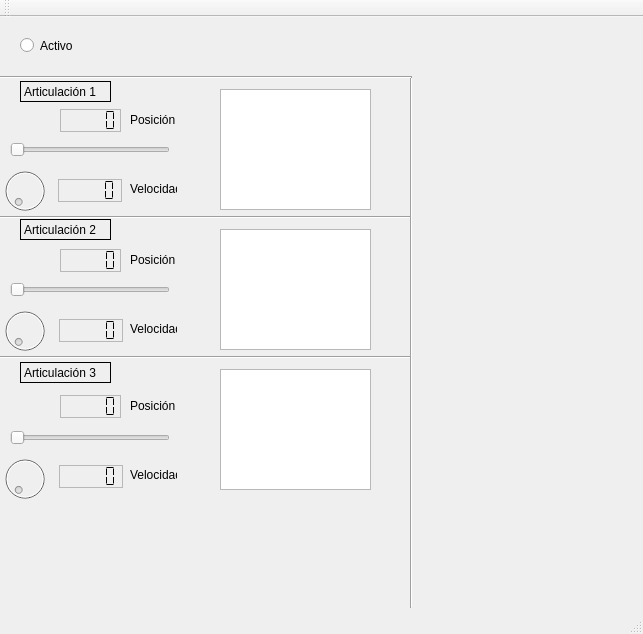
Qt form pooD-old/mainwindow.ui (gabrielquiroga/POO---Integrador) before a commit.
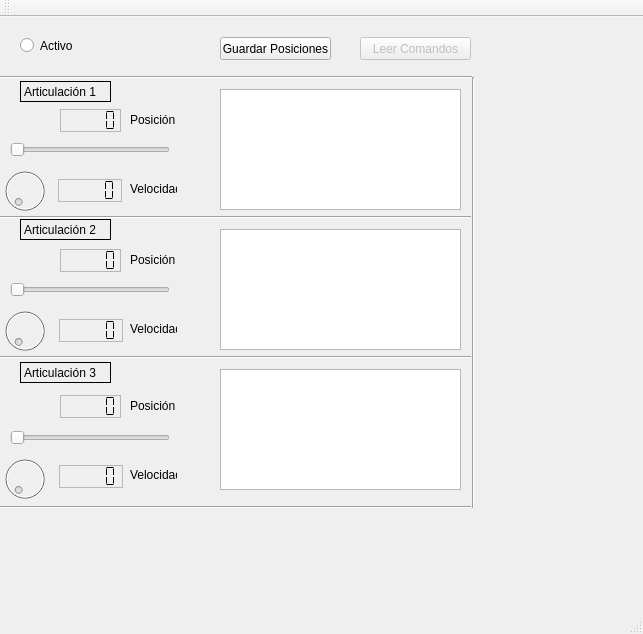
The same form after that commit.

Commit message: leer el README dentro del pooD-old

The edit to the form file:
```diff
--- a/pooD-old/mainwindow.ui
+++ b/pooD-old/mainwindow.ui
@@ -92,7 +92,7 @@
      <rect>
       <x>220</x>
       <y>72</y>
-      <width>151</width>
+      <width>241</width>
       <height>121</height>
      </rect>
     </property>
@@ -105,7 +105,7 @@
      <rect>
       <x>0</x>
       <y>192</y>
-      <width>411</width>
+      <width>471</width>
       <height>16</height>
      </rect>
     </property>
@@ -134,7 +134,7 @@
      <rect>
       <x>0</x>
       <y>332</y>
-      <width>411</width>
+      <width>471</width>
       <height>16</height>
      </rect>
     </property>
@@ -294,7 +294,7 @@
      <rect>
       <x>220</x>
       <y>212</y>
-      <width>151</width>
+      <width>241</width>
       <height>121</height>
      </rect>
     </property>
@@ -307,7 +307,7 @@
      <rect>
       <x>220</x>
       <y>352</y>
-      <width>151</width>
+      <width>241</width>
       <height>121</height>
      </rect>
     </property>
@@ -400,8 +400,8 @@
      <rect>
       <x>403</x>
       <y>60</y>
-      <width>16</width>
-      <height>531</height>
+      <width>141</width>
+      <height>431</height>
      </rect>
     </property>
     <property name="orientation">
@@ -413,7 +413,7 @@
      <rect>
       <x>-19</x>
       <y>50</y>
-      <width>431</width>
+      <width>491</width>
       <height>20</height>
      </rect>
     </property>
@@ -446,6 +446,9 @@
       <height>64</height>
      </rect>
     </property>
+    <property name="maximum">
+     <number>60</number>
+    </property>
    </widget>
    <widget class="QSlider" name="horizontalSlider_3">
     <property name="enabled">
@@ -463,6 +466,48 @@
      <enum>Qt::Horizontal</enum>
     </property>
    </widget>
+   <widget class="Line" name="line_5">
+    <property name="geometry">
+     <rect>
+      <x>0</x>
+      <y>480</y>
+      <width>471</width>
+      <height>21</height>
+     </rect>
+    </property>
+    <property name="orientation">
+     <enum>Qt::Horizontal</enum>
+    </property>
+   </widget>
+   <widget class="QPushButton" name="pushButton">
+    <property name="enabled">
+     <bool>false</bool>
+    </property>
+    <property name="geometry">
+     <rect>
+      <x>360</x>
+      <y>20</y>
+      <width>111</width>
+      <height>23</height>
+     </rect>
+    </property>
+    <property name="text">
+     <string>Leer Comandos</string>
+    </property>
+   </widget>
+   <widget class="QPushButton" name="pushButton_2">
+    <property name="geometry">
+     <rect>
+      <x>220</x>
+      <y>20</y>
+      <width>111</width>
+      <height>23</height>
+     </rect>
+    </property>
+    <property name="text">
+     <string>Guardar Posiciones</string>
+    </property>
+   </widget>
   </widget>
   <widget class="QMenuBar" name="menuBar">
    <property name="geometry">
```
Left out of the diff: 23 changed lines with no effect on the pictures. The commit also changes 11 other files.
